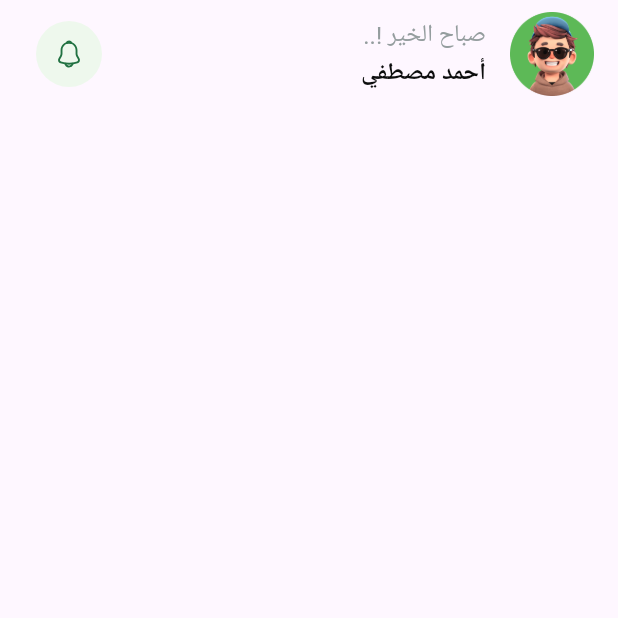
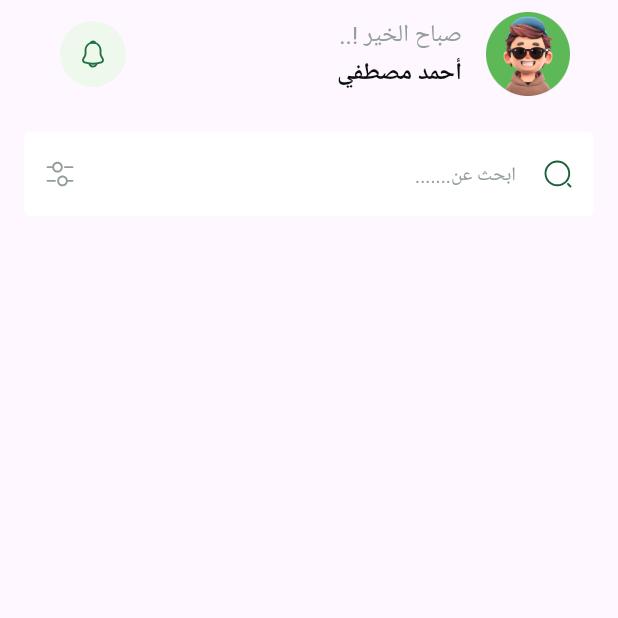
Before and after one commit to Tala-foqha/Fruit-Hub, a Flutter app: the HomeView screen opened by its route, on a phone screen of 412 x 824 dp, the top half of it. Run offline on Flutter 3.47's test engine with Material 3 defaults, Android fonts, the phone set to English and light mode, and no system bars; our stand-ins replace bloc, cloud_firestore, dartz, dots_indicator, firebase_auth, firebase_core and 7 more; accounts and stored records are empty; Roboto replaces fonts that are missing (Cairo); project files that could hold a hidden picture were left out.

Commit message:
Search text field

```diff
--- /dev/null
+++ b/lib/core/widgets/search_text_field.dart
@@ -0,0 +1,49 @@
+// core/widgets/search_text_field.dart
+import 'package:flutter/material.dart';
+import 'package:flutter_svg/flutter_svg.dart';
+import 'package:fruits_app/core/utils/app_styles.dart';
+
+class SearchTextField extends StatelessWidget {
+  const SearchTextField({super.key});
+
+  @override
+  Widget build(BuildContext context) {
+    return TextField(
+
+
+      keyboardType:TextInputType.text ,
+    decoration: InputDecoration(
+      suffixIcon: SizedBox(
+        width: 20,
+        child: Center(child: SvgPicture.asset('assets/images/setting-4.svg'))),
+      hintText: 'ابحث عن.......',
+      prefixIcon: SizedBox(
+        width: 20,
+        child: Center(child: SvgPicture.asset('assets/images/search-normal.svg'))),
+   hintStyle: AppStyles.regular13.copyWith(
+    color: Color(0xff949D9E)
+   ),
+      filled: true,
+      fillColor: Colors.white,
+      border:buildBorder(),
+      enabledBorder: buildBorder(),
+      focusedBorder: buildBorder(),
+
+
+
+
+    ),
+    );
+  }
+
+}
+
+ OutlineInputBorder buildBorder(){
+  return OutlineInputBorder(
+    borderRadius: BorderRadius.circular(4),
+    borderSide: BorderSide(
+      width:1 ,
+       color: Colors.white
+    )
+  );
+}
--- a/lib/features/home/presentation/view/widget/home_view_body.dart
+++ b/lib/features/home/presentation/view/widget/home_view_body.dart
@@ -1,5 +1,6 @@
 // features/home/presentation/view/widget/home_view_body.dart
 import 'package:flutter/material.dart';
+import 'package:fruits_app/core/widgets/search_text_field.dart';
 import 'package:fruits_app/features/home/presentation/view/widget/custom_home_app_bar.dart';
 
 class HomeViewBody extends StatelessWidget {
@@ -7,12 +8,21 @@ class HomeViewBody extends StatelessWidget {
 
   @override
   Widget build(BuildContext context) {
-    return CustomScrollView(
+    return Padding(
+      padding: const EdgeInsets.symmetric(horizontal: 16),
+      child: CustomScrollView(
 
-      slivers: [
+        slivers: [
 
-        SliverToBoxAdapter(child: CustomHomeAppBar())
-      ],
+          SliverToBoxAdapter(child: Column(
+            children: [
+              CustomHomeAppBar(),
+              SizedBox(height: 16,),
+              SearchTextField()
+            ],
+          ))
+        ],
+      ),
     );
   }
 }
```
Also changed, not shown: assets/images/search-normal.svg (added), assets/images/setting-4.svg (added).
